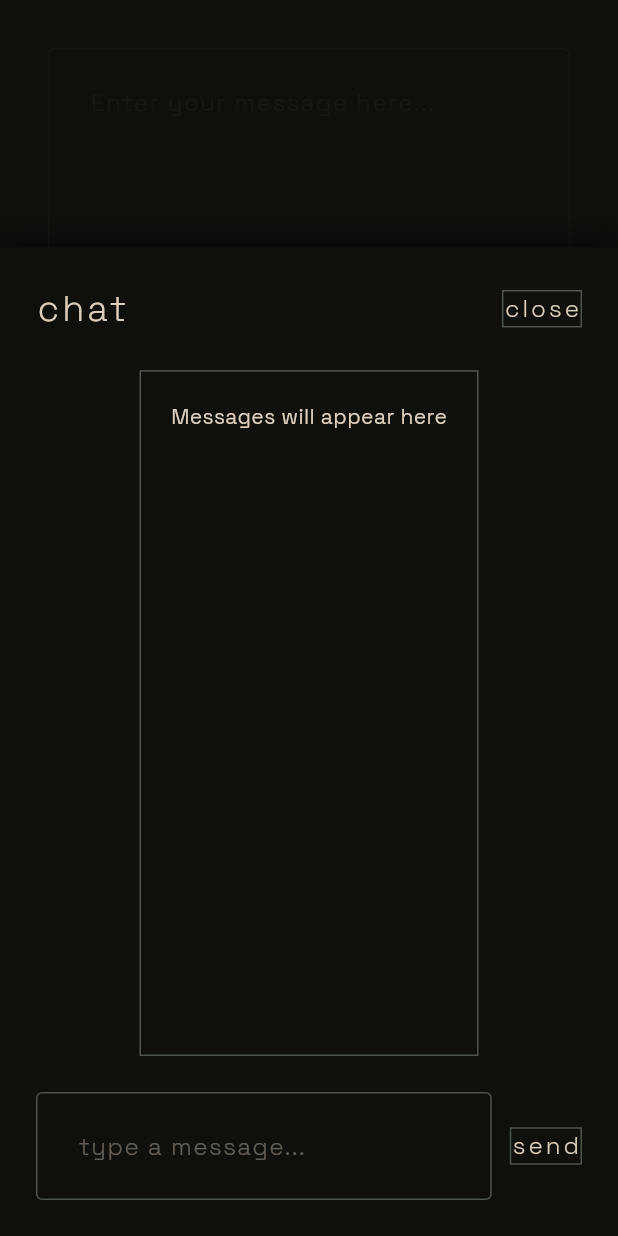
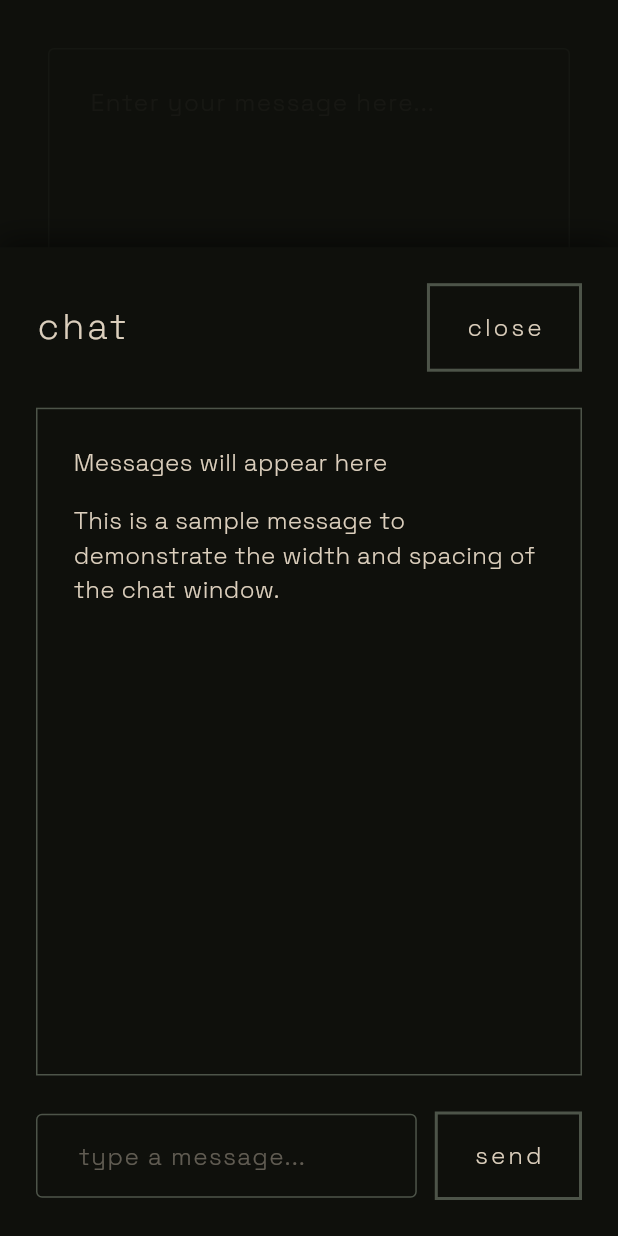
Before and after one commit to EzeLLM/EchoSee, a Flutter app: the screen it shows after launch, after a tap on "persona", after a tap on "chat", on a phone screen of 412 x 824 dp. Run offline on Flutter 3.47's test engine with Material 3 defaults, Android fonts, the phone set to English and light mode, and no system bars; our stand-ins replace google_fonts.

Commit message:
Enhance chat window and home screen UI
- Updated ChatWindow to improve message display with additional sample text and adjusted padding.
- Modified CustomButton to include consistent padding and border width.
- Refactored HomeScreen layout for better spacing and organization of text field and buttons, ensuring a more user-friendly interface.

```diff
--- a/mobileappechosee/lib/components/chat_window.dart
+++ b/mobileappechosee/lib/components/chat_window.dart
@@ -52,12 +52,32 @@ class ChatWindow extends StatelessWidget {
           // Messages area
           Expanded(
             child: Container(
+              width: double.infinity,
               decoration: BoxDecoration(
                 border: Border.all(color: AppTheme.sage),
               ),
-              padding: const EdgeInsets.all(20),
+              padding: const EdgeInsets.all(24),
               child: const SingleChildScrollView(
-                child: Text('Messages will appear here'),
+                child: Column(
+                  crossAxisAlignment: CrossAxisAlignment.start,
+                  children: [
+                    Text(
+                      'Messages will appear here',
+                      style: TextStyle(
+                        fontSize: 16,
+                        fontWeight: FontWeight.w300,
+                      ),
+                    ),
+                    SizedBox(height: 16),
+                    Text(
+                      'This is a sample message to demonstrate the width and spacing of the chat window.',
+                      style: TextStyle(
+                        fontSize: 16,
+                        fontWeight: FontWeight.w300,
+                      ),
+                    ),
+                  ],
+                ),
               ),
             ),
           ),
@@ -74,10 +94,15 @@ class ChatWindow extends StatelessWidget {
                       color: AppTheme.cream.withOpacity(0.4),
                       letterSpacing: 1,
                     ),
+                    contentPadding: const EdgeInsets.symmetric(
+                      horizontal: 24,
+                      vertical: 16,
+                    ),
                   ),
                   style: const TextStyle(
                     color: AppTheme.cream,
                     fontWeight: FontWeight.w300,
+                    fontSize: 16,
                   ),
                 ),
               ),
--- a/mobileappechosee/lib/components/custom_button.dart
+++ b/mobileappechosee/lib/components/custom_button.dart
@@ -21,9 +21,18 @@ class CustomButton extends StatelessWidget {
         onTap: onPressed,
         child: Container(
           decoration: BoxDecoration(
-            border: Border.all(color: AppTheme.sage),
+            border: Border.all(
+              color: AppTheme.sage,
+              width: 2.0,
+            ),
+            borderRadius: BorderRadius.zero,
           ),
           child: Center(
+            child: Padding(
+              padding: const EdgeInsets.symmetric(
+                horizontal: 24.0,
+                vertical: 16.0,
+              ),
               child: Text(
                 text.toLowerCase(),
                 style: const TextStyle(
@@ -35,6 +44,7 @@ class CustomButton extends StatelessWidget {
             ),
           ),
         ),
+      ),
     );
   }
 }
--- a/mobileappechosee/lib/screens/home_screen.dart
+++ b/mobileappechosee/lib/screens/home_screen.dart
@@ -56,15 +56,17 @@ class _HomeScreenState extends State<HomeScreen> {
   Widget build(BuildContext context) {
     return Scaffold(
       backgroundColor: AppTheme.darkGreen,
-      body: Stack(
+      body: SafeArea(
+        child: Stack(
           children: [
             // Main content
             Column(
               children: [
+                const SizedBox(height: 32), // Added top spacing
                 // Text field container
                 Expanded(
                   child: Padding(
-                  padding: const EdgeInsets.all(32),
+                    padding: const EdgeInsets.symmetric(horizontal: 32),
                     child: TextField(
                       maxLines: null,
                       expands: true,
@@ -84,10 +86,11 @@ class _HomeScreenState extends State<HomeScreen> {
                     ),
                   ),
                 ),
+                const SizedBox(height: 32), // Added spacing between text field and buttons
                 // Buttons container
                 Expanded(
                   child: Padding(
-                  padding: const EdgeInsets.all(32),
+                    padding: const EdgeInsets.symmetric(horizontal: 32),
                     child: Column(
                       children: [
                         Expanded(
@@ -134,6 +137,7 @@ class _HomeScreenState extends State<HomeScreen> {
                     ),
                   ),
                 ),
+                const SizedBox(height: 32), // Added bottom spacing
               ],
             ),
             // Overlay
@@ -189,6 +193,7 @@ class _HomeScreenState extends State<HomeScreen> {
               ),
           ],
         ),
+      ),
     );
   }
 
```
Lines whose indentation alone changed are shown as unchanged.
